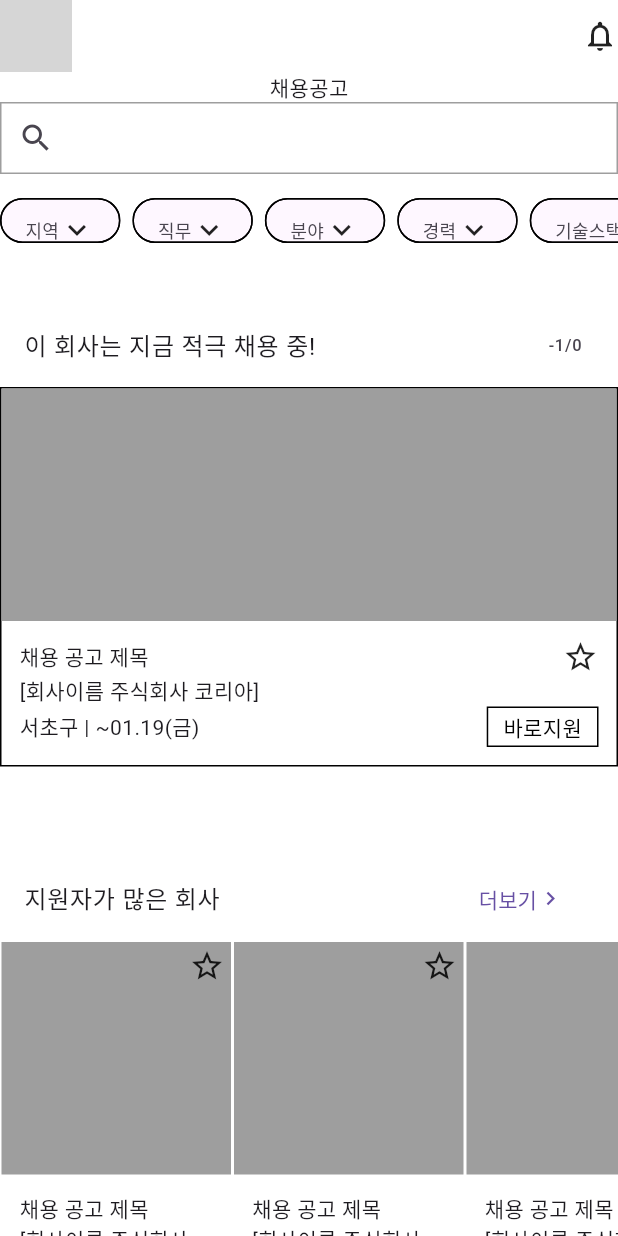
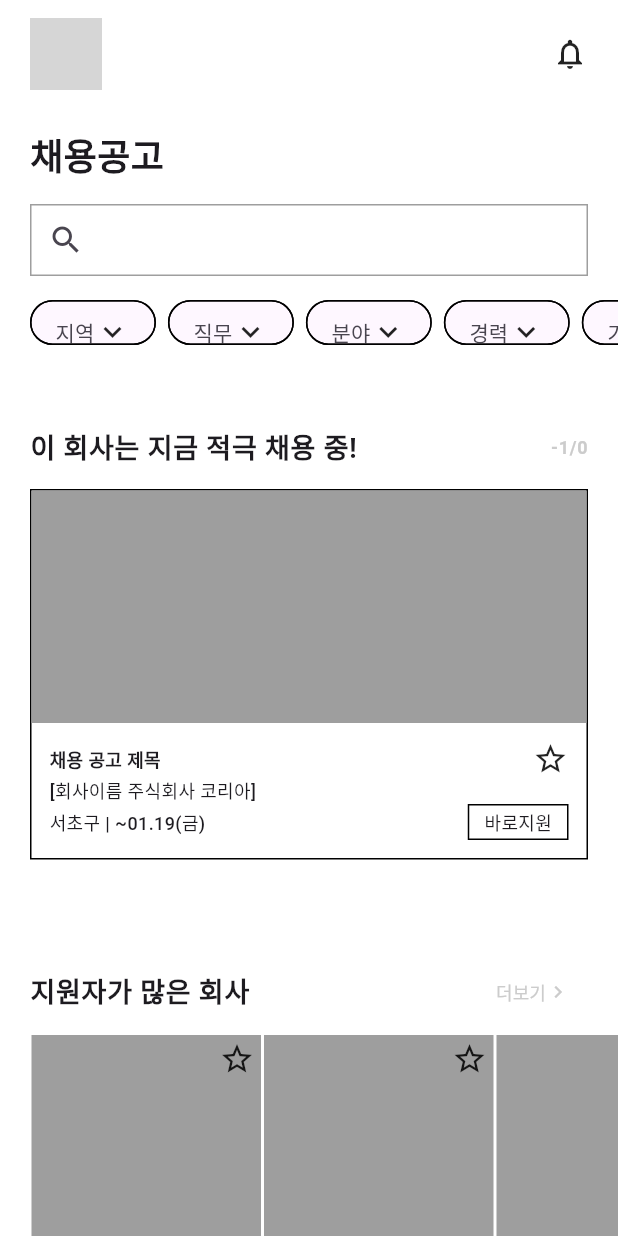
Before and after one commit to 9weeks-app-web/Team-6, a Flutter app: the RecruitPage screen opened directly, on a phone screen of 412 x 824 dp. Run offline on Flutter 3.47's test engine with Material 3 defaults, Android fonts, the light colour scheme and no system bars; our stand-ins replace flutter_riverpod, flutter_svg, go_router, supabase_flutter; accounts and stored records are empty; Roboto replaces fonts that are missing (Pretendard); grey boxes are pictures that could not be loaded.

Commit message:
Design: Design guide에 따른 Text style 적용, 레이아웃 수정 #1

```diff
--- a/lib/view/pages/recruit_page.dart
+++ b/lib/view/pages/recruit_page.dart
@@ -1,10 +1,11 @@
 import 'package:flutter/material.dart';
-import 'package:flutter_app/view/widgets/advertise_widget.dart';
-import 'package:flutter_app/view/widgets/filtering_chip_widget.dart';
+import 'package:flutter_app/common.dart';
 import 'package:flutter_app/view/widgets/header_widget.dart';
-import 'package:flutter_app/view/widgets/more_button_widget.dart';
-import 'package:flutter_app/view/widgets/recruit_card_widget.dart';
-import 'package:flutter_app/view/widgets/search_bar_widget.dart';
+import 'package:flutter_app/view/widgets/recruit_page_widgets/advertise_widget.dart';
+import 'package:flutter_app/view/widgets/recruit_page_widgets/filtering_chip_widget.dart';
+import 'package:flutter_app/view/widgets/recruit_page_widgets/more_button_widget.dart';
+import 'package:flutter_app/view/widgets/recruit_page_widgets/recruit_card_widget.dart';
+import 'package:flutter_app/view/widgets/recruit_page_widgets/search_bar_widget.dart';
 
 class RecruitPage extends StatelessWidget {
   const RecruitPage({super.key});
@@ -22,18 +23,33 @@ class RecruitPage extends StatelessWidget {
         shrinkWrap: true,
         children: [
           //header영역
-          const HeaderWidget(),
+          const Padding(
+            padding: EdgeInsets.only(left: 20, right: 20, top: 12),
+            child: HeaderWidget(),
+          ),
+          const SizedBox(height: 26),
           //search-filter영역
           Column(
             mainAxisSize: MainAxisSize.min,
+            crossAxisAlignment: CrossAxisAlignment.start,
             children: [
-              const Text(
+              Padding(
+                padding: const EdgeInsets.symmetric(horizontal: 20),
+                child: Text(
                   '채용공고',
+                  style: FontStyle.HeadLine_Bold,
                 ),
-              const SearchBarWidget(),
+              ),
+              const SizedBox(height: 16),
+              const Padding(
+                padding: EdgeInsets.symmetric(horizontal: 20),
+                child: SearchBarWidget(),
+              ),
               //filter buttons
               const SizedBox(height: 16),
-              SizedBox(
+              Padding(
+                padding: const EdgeInsets.only(left: 20.0),
+                child: SizedBox(
                   height: 30,
                   child: ListView.separated(
                     shrinkWrap: true,
@@ -52,34 +68,54 @@ class RecruitPage extends StatelessWidget {
                     itemCount: filterList.length,
                   ),
                 ),
+              ),
             ],
           ),
           //recruit card영역
           const SizedBox(height: 40),
-          Column(
+          Padding(
+            padding: const EdgeInsets.symmetric(horizontal: 20),
+            child: Column(
               children: [
                 ListTile(
-                title: const Text('이 회사는 지금 적극 채용 중!'),
+                  contentPadding: const EdgeInsets.symmetric(horizontal: 0),
+                  title: Text(
+                    '이 회사는 지금 적극 채용 중!',
+                    style: FontStyle.SubTitle_Bold,
+                  ),
                   trailing: Text(
-                    '${activeRecruits.indexOf(curActiveRecruit)}/${activeRecruits.length}'),
+                    '${activeRecruits.indexOf(curActiveRecruit)}/${activeRecruits.length}',
+                    style: TextStyle(
+                      color: DesignColor.Neutral.shade20,
+                      fontSize: 12,
+                      fontWeight: FontWeight.w600,
+                    ),
+                  ),
                 ),
                 const RecruitCardWidget(
                   isActiveRecruit: true,
                 ),
               ],
             ),
+          ),
           const SizedBox(height: 60),
-          Column(
+          Padding(
+            padding: const EdgeInsets.only(left: 20),
+            child: Column(
               mainAxisSize: MainAxisSize.min,
               children: [
                 ListTile(
-                title: const Text('지원자가 많은 회사'),
+                  contentPadding: const EdgeInsets.only(left: 0, right: 20),
+                  title: Text(
+                    '지원자가 많은 회사',
+                    style: FontStyle.SubTitle_Bold,
+                  ),
                   trailing: MoreButtonWidget(
                     onPressed: () {},
                   ),
                 ),
                 SizedBox(
-                height: 227,
+                  height: 250,
                   child: ListView.builder(
                     padding: const EdgeInsets.only(right: 10),
                     scrollDirection: Axis.horizontal,
@@ -94,18 +130,41 @@ class RecruitPage extends StatelessWidget {
                 ),
               ],
             ),
+          ),
           const SizedBox(height: 60),
           const AdvertiseWidget(),
           const SizedBox(height: 60),
-          Column(
+          Padding(
+            padding: const EdgeInsets.only(left: 20.0),
+            child: Column(
               children: [
                 ListTile(
-                title: const Text('지역별 인기있는 회사'),
+                  contentPadding: const EdgeInsets.only(left: 0, right: 20),
+                  title: Text(
+                    '지역별 인기있는 회사',
+                    style: FontStyle.SubTitle_Bold,
+                  ),
                   trailing: MoreButtonWidget(
                     onPressed: () {},
                   ),
                 ),
+                SizedBox(
+                  height: 250,
+                  child: ListView.builder(
+                    padding: const EdgeInsets.only(right: 10),
+                    scrollDirection: Axis.horizontal,
+                    shrinkWrap: true,
+                    itemCount: 5,
+                    itemBuilder: (context, index) {
+                      return const RecruitCardWidget(
+                        isActiveRecruit: false,
+                      );
+                    },
+                  ),
+                ),
+                const SizedBox(height: 58),
               ],
+            ),
           ),
         ],
       ),
--- a/lib/view/router.dart
+++ b/lib/view/router.dart
@@ -1,5 +1,6 @@
 import 'package:flutter_app/view/pages/login_page.dart';
 import 'package:flutter_app/view/pages/my_pages/my_page.dart';
+import 'package:flutter_app/view/pages/recruit_page.dart';
 import 'package:go_router/go_router.dart';
 
 final router = GoRouter(initialLocation: '/mypage', routes: [
@@ -10,5 +11,9 @@ final router = GoRouter(initialLocation: '/mypage', routes: [
   GoRoute(
     path: '/mypage',
     builder: (context, state) => const MyPage(),
+  ),
+  GoRoute(
+    path: '/recruit',
+    builder: (context, state) => const RecruitPage(),
   )
 ]);
--- a/lib/view/widgets/filtering_chip_widget.dart
+++ b/lib/view/widgets/recruit_page_widgets/filtering_chip_widget.dart
@@ -16,10 +16,6 @@ class FilteringChipWidget extends StatelessWidget {
         children: [
           Text(
             label,
-            style: const TextStyle(
-              fontSize: 12,
-              fontWeight: FontWeight.w400,
-            ),
           ),
           const Icon(
             Icons.keyboard_arrow_down,
--- a/lib/view/widgets/more_button_widget.dart
+++ b/lib/view/widgets/recruit_page_widgets/more_button_widget.dart
@@ -1,4 +1,5 @@
 import 'package:flutter/material.dart';
+import 'package:flutter_app/common.dart';
 
 class MoreButtonWidget extends StatelessWidget {
   const MoreButtonWidget({
@@ -11,13 +12,22 @@ class MoreButtonWidget extends StatelessWidget {
   Widget build(BuildContext context) {
     return TextButton(
       onPressed: () {},
-      child: const Row(
+      child: Row(
         mainAxisSize: MainAxisSize.min,
         children: [
           Text(
             '더보기',
+            style: TextStyle(
+              color: DesignColor.Neutral.shade20,
+              fontSize: 12,
+              fontWeight: FontWeight.w400,
+            ),
           ),
-          Icon(Icons.chevron_right),
+          Icon(
+            Icons.chevron_right,
+            size: 16,
+            color: DesignColor.Neutral.shade20,
+          ),
         ],
       ),
     );
--- a/lib/view/widgets/recruit_card_widget.dart
+++ b/lib/view/widgets/recruit_page_widgets/recruit_card_widget.dart
@@ -1,4 +1,5 @@
 import 'package:flutter/material.dart';
+import 'package:flutter_app/common.dart';
 
 class RecruitCardWidget extends StatelessWidget {
   const RecruitCardWidget({
@@ -11,6 +12,11 @@ class RecruitCardWidget extends StatelessWidget {
 
   @override
   Widget build(BuildContext context) {
+    String title = '채용 공고 제목';
+    String companyName = '[회사이름 주식회사 코리아]';
+    String locationGu = '서초구';
+    String due = '~01.19(금)';
+
     return Container(
       width: isActiveRecruit ? MediaQuery.of(context).size.width : 155,
       decoration: BoxDecoration(
@@ -53,19 +59,30 @@ class RecruitCardWidget extends StatelessWidget {
               children: [
                 Row(
                   children: [
-                    const Expanded(
-                      child: Text('채용 공고 제목'),
+                    Expanded(
+                      child: Text(
+                        title,
+                        style: FontStyle.Label_3_Bold,
+                        overflow: TextOverflow.ellipsis,
+                      ),
                     ),
                     isActiveRecruit == false
                         ? Container()
                         : const Icon(Icons.star_border),
                   ],
                 ),
-                const Text('[회사이름 주식회사 코리아]'),
+                Text(
+                  companyName,
+                  style: FontStyle.Caption_1_Medium,
+                  overflow: TextOverflow.ellipsis,
+                ),
                 Row(
                   children: [
-                    const Expanded(
-                      child: Text('서초구 | ~01.19(금)'),
+                    Expanded(
+                      child: Text(
+                        '$locationGu | $due',
+                        style: FontStyle.Caption_1_Medium,
+                      ),
                     ),
                     isActiveRecruit == false
                         ? Container()
@@ -80,11 +97,9 @@ class RecruitCardWidget extends StatelessWidget {
                                 color: Colors.black,
                               ),
                             ),
-                            child: const Text(
+                            child: Text(
                               '바로지원',
-                              style: TextStyle(
-                                color: Colors.black,
-                              ),
+                              style: FontStyle.Caption_1_Medium,
                             ),
                           ),
                   ],
@@ -92,10 +107,6 @@ class RecruitCardWidget extends StatelessWidget {
               ],
             ),
           ),
-          // imgs - isActiveRecruit ? null : star
-          // title - isActiveRecruit ? star : null
-          // company name
-          // location / due date - isActiveRecruit ? button : null
         ],
       ),
     );
```
Also changed, not shown: lib/view/widgets/recruit_page_widgets/advertise_widget.dart (renamed from lib/view/widgets/advertise_widget.dart), lib/view/widgets/recruit_page_widgets/search_bar_widget.dart (renamed from lib/view/widgets/search_bar_widget.dart). Lines whose indentation alone changed are shown as unchanged.
